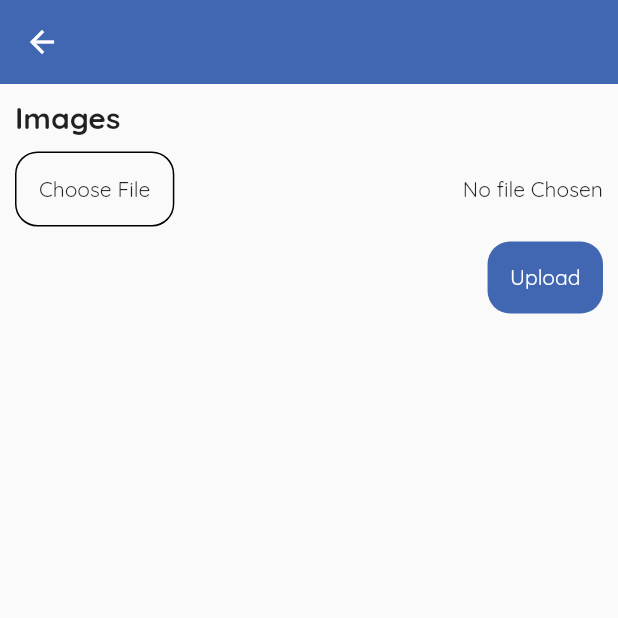
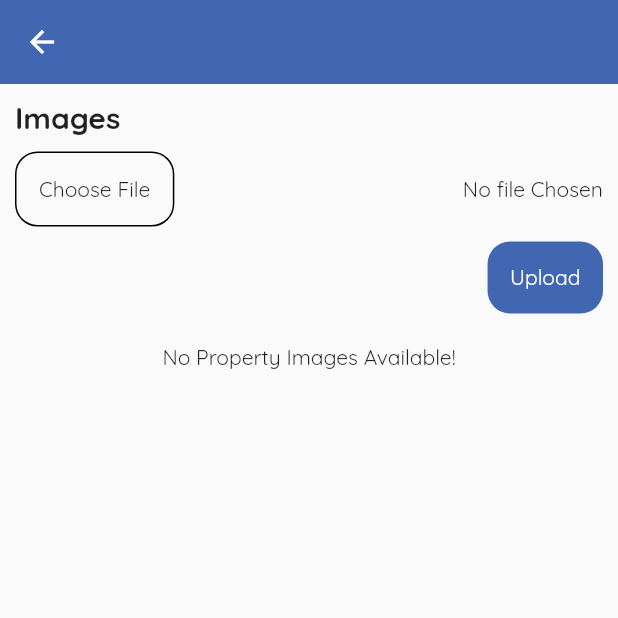
Before and after one commit to rushitbaldha/Lebech_Property_New_Project, a Flutter app: the AddPropertyImageScreen screen opened directly with empty values, after a tap on "Upload", on a phone screen of 412 x 824 dp, the top half of it. Run offline on Flutter 3.47's test engine with Material 2 defaults, Android fonts, the phone set to English and light mode, and no system bars; our stand-ins replace carousel_slider, flutter_html, flutter_typeahead, fluttertoast, get, image_picker and 2 more; missing offline and left inert: razorpay_flutter; accounts and stored records are empty; network calls fail.

Commit message:
Property images add, SignOut From drawer to application type navigator

```diff
--- a/lebech_property/lib/builder/controllers/builder_drawer_controller/builder_drawer_controller.dart
+++ b/lebech_property/lib/builder/controllers/builder_drawer_controller/builder_drawer_controller.dart
@@ -4,6 +4,7 @@ import 'package:get/get.dart';
 import 'package:lebech_property/buyer/screens/sign_in_screen/sign_in_screen.dart';
 import 'package:lebech_property/common/sharedpreference_data/sharedpreference_data.dart';
 import 'package:lebech_property/common/user_details/user_details.dart';
+import 'package:lebech_property/common_ui/screens/select_application_type_screen/select_application_type_screen.dart';
 import 'package:shared_preferences/shared_preferences.dart';
 
 class BuilderDrawerController extends GetxController {
@@ -33,7 +34,9 @@ class BuilderDrawerController extends GetxController {
     UserDetails.userToken = prefs.getString(sharedPreferenceData.userTokenKey) ?? "";
     UserDetails.userCity = prefs.getString(sharedPreferenceData.currentCityKey) ?? "";
 
-    Get.offAll(()=> SignInScreen());
+    sharedPreferenceData.removeApplicationType();
+
+    Get.offAll(()=> SelectApplicationTypeScreen());
   }
 
   @override
--- a/lebech_property/lib/buyer/controllers/custom_drawer_controller/custom_drawer_controller.dart
+++ b/lebech_property/lib/buyer/controllers/custom_drawer_controller/custom_drawer_controller.dart
@@ -4,6 +4,7 @@ import 'package:get/get.dart';
 import 'package:lebech_property/buyer/screens/sign_in_screen/sign_in_screen.dart';
 import 'package:lebech_property/common/sharedpreference_data/sharedpreference_data.dart';
 import 'package:lebech_property/common/user_details/user_details.dart';
+import 'package:lebech_property/common_ui/screens/select_application_type_screen/select_application_type_screen.dart';
 import 'package:shared_preferences/shared_preferences.dart';
 
 
@@ -33,7 +34,9 @@ class CustomDrawerController extends GetxController {
     UserDetails.userToken = prefs.getString(sharedPreferenceData.userTokenKey) ?? "";
     UserDetails.userCity = prefs.getString(sharedPreferenceData.currentCityKey) ?? "";
 
-    Get.offAll(()=> SignInScreen());
+    sharedPreferenceData.removeApplicationType();
+
+    Get.offAll(()=> SelectApplicationTypeScreen());
   }
 
   @override
--- a/lebech_property/lib/common/constants/api_url.dart
+++ b/lebech_property/lib/common/constants/api_url.dart
@@ -30,6 +30,7 @@ class ApiUrl {
   static const String createPropertyDetailsApi = apiMainPath + "seller/save_propert";
   static const String getSellerAllPropertyApi = apiMainPath + "seller/list_property";
   static const String addPropertyImagesApi = apiMainPath + "seller/add_image";
+  static const String getPropertyImagesApi = apiMainPath + "seller/property_image_list";
 
 
   /// Builder
--- a/lebech_property/lib/common/sharedpreference_data/sharedpreference_data.dart
+++ b/lebech_property/lib/common/sharedpreference_data/sharedpreference_data.dart
@@ -41,4 +41,9 @@ class SharedPreferenceData {
     return applicationType;
   }
 
+  Future<void> removeApplicationType() async {
+    SharedPreferences prefs = await SharedPreferences.getInstance();
+    prefs.remove(applicationTypeKey);
+  }
+
 }
--- a/lebech_property/lib/seller/controllers/add_property_image_screen_controller/add_property_image_screen_controller.dart
+++ b/lebech_property/lib/seller/controllers/add_property_image_screen_controller/add_property_image_screen_controller.dart
@@ -6,7 +6,9 @@ import 'package:get/get.dart';
 import 'package:image_picker/image_picker.dart';
 import 'package:lebech_property/common/constants/api_header.dart';
 import 'package:lebech_property/common/constants/api_url.dart';
+import 'package:lebech_property/common/user_details/user_details.dart';
 import 'package:lebech_property/seller/models/add_property_image_screen_model/add_property_image_model.dart';
+import 'package:lebech_property/seller/models/add_property_image_screen_model/get_property_images_model.dart';
 
 class AddPropertyImageScreenController extends GetxController {
   final propertyId = Get.arguments[0];
@@ -20,7 +22,10 @@ class AddPropertyImageScreenController extends GetxController {
   List streamLengthList = [];
   List multipartList = [];
 
+  List<Datum> apiImagesList = [];
 
+
+  // Add Property Image
   Future<void> addPropertyImagesFunction() async {
     isLoading(true);
     String url = ApiUrl.addPropertyImagesApi;
@@ -66,7 +71,7 @@ class AddPropertyImageScreenController extends GetxController {
         if(isSuccessStatus.value) {
           Fluttertoast.showToast(msg: addPropertyImageModule.message);
           // log("Message : ${addPropertyImageModule.message}");
-          Get.back();
+          // Get.back();
         } else {
           log('addPropertyImagesFunction Else');
         }
@@ -76,9 +81,56 @@ class AddPropertyImageScreenController extends GetxController {
     } catch(e) {
       log("Add Property Images Function Error ::: $e");
     } finally {
+      // isLoading(false);
+      await getPropertyImagesFunction();
+    }
+  }
+
+  // Get Property Image
+  Future<void> getPropertyImagesFunction() async {
+    isLoading(true);
+    String url = ApiUrl.getPropertyImagesApi;
+    log("Get Property Image List Api Url : $url");
+
+    try {
+      Map<String, dynamic> data = {
+        "property_id" : "$propertyId"
+      };
+
+      Map<String, String> sellerHeader = <String,String> {
+        'Authorization': "Bearer ${UserDetails.userToken}"
+        //'Authorization': "Bearer 85|nE54BkonvXUdxxTyZKT8KVXz0rYkaD8EokJjZzKv"
+      };
+      http.Response response = await http.post(
+          Uri.parse(url),
+          headers: sellerHeader,
+          body: data);
+      log("Get Property Response :${response.body}");
+
+      PropertyImagesModel propertyImagesModel = PropertyImagesModel.fromJson(json.decode(response.body));
+      isSuccessStatus = propertyImagesModel.status.obs;
+
+      if(isSuccessStatus.value) {
+        apiImagesList.clear();
+        apiImagesList.addAll(propertyImagesModel.data.data);
+      } else {
+        log("Get Property Images Api Else");
+      }
+
+
+    } catch(e) {
+      log("Get Property Image Error ::: $e");
+    } finally {
       isLoading(false);
     }
   }
 
 
+  @override
+  void onInit() {
+    getPropertyImagesFunction();
+    super.onInit();
+  }
+
+
 }
--- a/lebech_property/lib/seller/controllers/seller_create_property_screen_controller/seller_create_property_screen_controller.dart
+++ b/lebech_property/lib/seller/controllers/seller_create_property_screen_controller/seller_create_property_screen_controller.dart
@@ -453,7 +453,7 @@ class SellerCreatePropertyScreenController extends GetxController {
         "negotiable":isNegotiable.value,
         "sort_desc":propertySortDescController.text.trim(),
         "property_tax":propertyTax,
-        "personal_wash_room":featuresCheckboxList[6].value,//todo
+        "personal_wash_room":featuresCheckboxList[6].value,
         "personal_keychain":featuresCheckboxList[7].value,
         "cabin":featuresCheckboxList[8].value,
         "personal_lift":featuresCheckboxList[9].value,
--- a/lebech_property/lib/seller/controllers/seller_drawer_controller/seller_drawer_controller.dart
+++ b/lebech_property/lib/seller/controllers/seller_drawer_controller/seller_drawer_controller.dart
@@ -4,6 +4,7 @@ import 'package:get/get.dart';
 import 'package:lebech_property/buyer/screens/sign_in_screen/sign_in_screen.dart';
 import 'package:lebech_property/common/sharedpreference_data/sharedpreference_data.dart';
 import 'package:lebech_property/common/user_details/user_details.dart';
+import 'package:lebech_property/common_ui/screens/select_application_type_screen/select_application_type_screen.dart';
 import 'package:shared_preferences/shared_preferences.dart';
 
 
@@ -34,7 +35,9 @@ class SellerDrawerController extends GetxController {
     UserDetails.userToken = prefs.getString(sharedPreferenceData.userTokenKey) ?? "";
     UserDetails.userCity = prefs.getString(sharedPreferenceData.currentCityKey) ?? "";
 
-    Get.offAll(()=> SignInScreen());
+    sharedPreferenceData.removeApplicationType();
+
+    Get.offAll(()=> SelectApplicationTypeScreen());
   }
 
   @override
--- /dev/null
+++ b/lebech_property/lib/seller/models/add_property_image_screen_model/get_property_images_model.dart
@@ -0,0 +1,77 @@
+// To parse this JSON data, do
+//
+//     final propertyImagesModel = propertyImagesModelFromJson(jsonString);
+
+import 'dart:convert';
+
+PropertyImagesModel propertyImagesModelFromJson(String str) => PropertyImagesModel.fromJson(json.decode(str));
+
+String propertyImagesModelToJson(PropertyImagesModel data) => json.encode(data.toJson());
+
+class PropertyImagesModel {
+  PropertyImagesModel({
+    required this.status,
+    required this.message,
+    required this.data,
+  });
+
+  bool status;
+  String message;
+  Data data;
+
+  factory PropertyImagesModel.fromJson(Map<String, dynamic> json) => PropertyImagesModel(
+    status: json["status"] ?? false,
+    message: json["message"] ?? "",
+    data: Data.fromJson(json["data"] ?? {}),
+  );
+
+  Map<String, dynamic> toJson() => {
+    "status": status,
+    "message": message,
+    "data": data.toJson(),
+  };
+}
+
+class Data {
+  Data({
+    required this.data,
+  });
+
+  List<Datum> data;
+
+  factory Data.fromJson(Map<String, dynamic> json) => Data(
+    data: List<Datum>.from(json["data"].map((x) => Datum.fromJson(x ?? {}))),
+  );
+
+  Map<String, dynamic> toJson() => {
+    "data": List<dynamic>.from(data.map((x) => x.toJson())),
+  };
+}
+
+class Datum {
+  Datum({
+    required this.image,
+    required this.datumDefault,
+    required this.id,
+    required this.propertyId,
+  });
+
+  String image;
+  String datumDefault;
+  int id;
+  int propertyId;
+
+  factory Datum.fromJson(Map<String, dynamic> json) => Datum(
+    image: json["image"] ?? "",
+    datumDefault: json["default"] ?? "",
+    id: json["id"] ?? 0,
+    propertyId: json["property_id"] ?? 0,
+  );
+
+  Map<String, dynamic> toJson() => {
+    "image": image,
+    "default": datumDefault,
+    "id": id,
+    "property_id": propertyId,
+  };
+}
--- a/lebech_property/lib/seller/screens/add_property_image_screen/add_property_image_screen.dart
+++ b/lebech_property/lib/seller/screens/add_property_image_screen/add_property_image_screen.dart
@@ -23,6 +23,16 @@ class AddPropertyImageScreen extends StatelessWidget {
               : Column(
             children: [
               ImageUploadModule(),
+              const SizedBox(height: 10),
+
+              addPropertyImageScreenController.apiImagesList.isEmpty
+              ? const Center(
+                child: Text(
+                  "No Property Images Available!",
+                ),
+              )
+              : ImagesGridViewModule(),
+
             ],
           ),
       ),
```
Also changed, not shown: lebech_property/lib/seller/screens/add_property_image_screen/add_property_image_screen_widgets.dart (+34 -3 lines).
